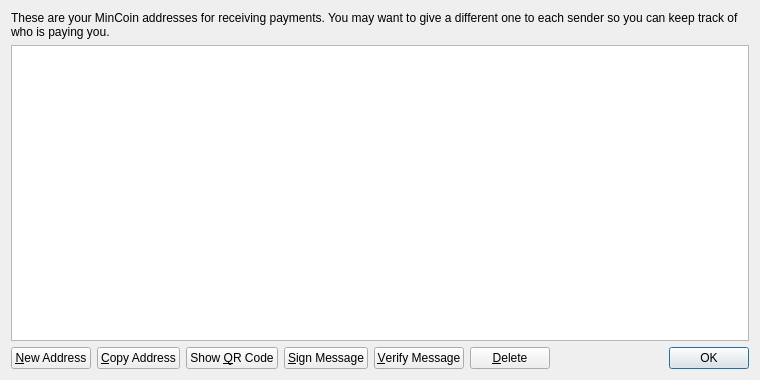
The window that src/qt/forms/addressbookpage.ui (mincoin/mincoin) describes before a commit, drawn with Qt 5.
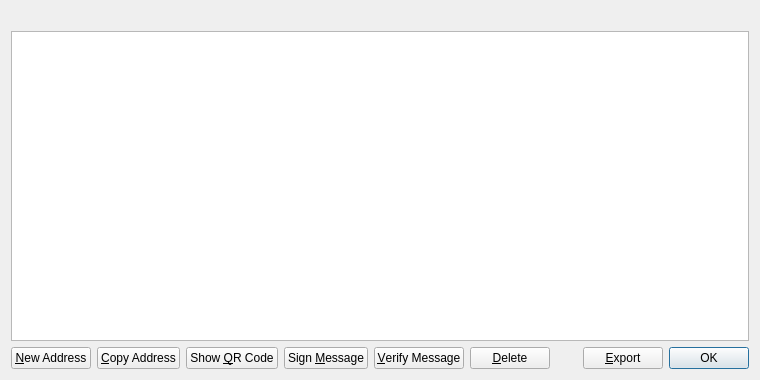
The same window after the commit. Icons and pictures are not drawn.

```diff
--- a/src/qt/forms/addressbookpage.ui
+++ b/src/qt/forms/addressbookpage.ui
@@ -16,9 +16,6 @@
   <layout class="QVBoxLayout" name="verticalLayout">
    <item>
     <widget class="QLabel" name="labelExplanation">
-     <property name="text">
-      <string>These are your MinCoin addresses for receiving payments. You may want to give a different one to each sender so you can keep track of who is paying you.</string>
-     </property>
      <property name="textFormat">
       <enum>Qt::PlainText</enum>
      </property>
@@ -102,7 +99,7 @@
         <string>Sign a message to prove you own a Bitcoin address</string>
        </property>
        <property name="text">
-        <string>&amp;Sign Message</string>
+        <string>Sign &amp;Message</string>
        </property>
        <property name="icon">
         <iconset resource="../bitcoin.qrc">
@@ -151,6 +148,20 @@
        </property>
       </spacer>
      </item>
+     <item>
+      <widget class="QPushButton" name="exportButton">
+       <property name="toolTip">
+        <string>Export the data in the current tab to a file</string>
+       </property>
+       <property name="text">
+        <string>&amp;Export</string>
+       </property>
+       <property name="icon">
+        <iconset resource="../bitcoin.qrc">
+         <normaloff>:/icons/export</normaloff>:/icons/export</iconset>
+       </property>
+      </widget>
+     </item>
      <item>
       <widget class="QDialogButtonBox" name="buttonBox">
        <property name="sizePolicy">
```
Left out of the diff: 12 changed lines with no effect on the pictures.
